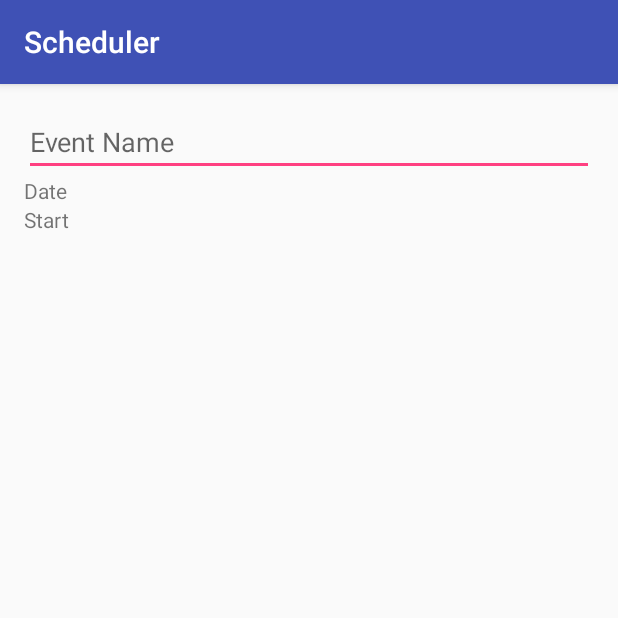
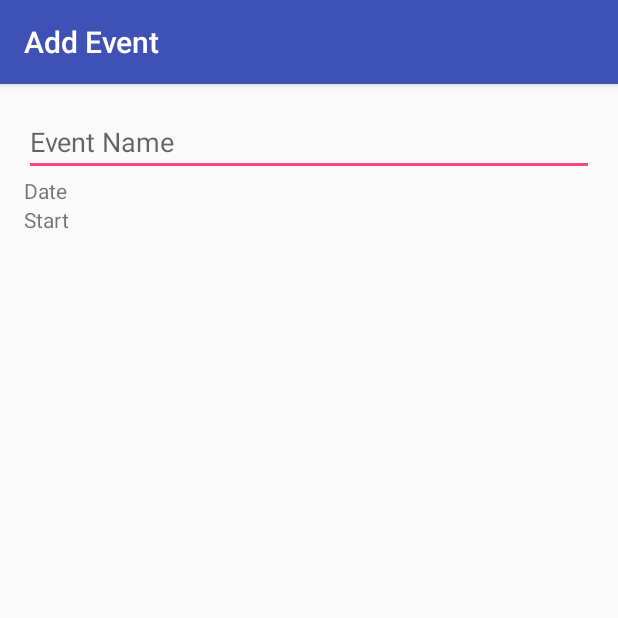
Before and after one commit to emeraldvision/Android-Scheduler, an Android app: the NewEventActivity screen opened directly, with no data from a screen before it, on a phone screen of 412 x 824 dp, the top half of it. Run offline under Robolectric (Android 15) with nearby library versions, the phone set to English and light mode, and no system bars.

Commit message:
Continuing New Event activity

```diff
--- a/app/src/main/java/com/emeraldvision/scheduler/NewEventActivity.java
+++ b/app/src/main/java/com/emeraldvision/scheduler/NewEventActivity.java
@@ -10,6 +10,9 @@ public class NewEventActivity extends AppCompatActivity {
     protected void onCreate(Bundle savedInstanceState) {
         super.onCreate(savedInstanceState);
         setContentView(R.layout.activity_new_event);
+        ActionBar titleBar = getSupportActionBar();
+        if (titleBar != null) {
+            titleBar.setTitle("Add Event");
         }
     }
 }
```
